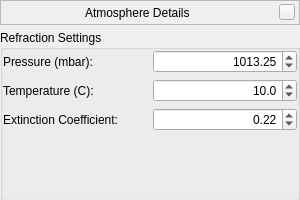
Above: src/gui/AtmosphereDialog.ui from 519984307/stellarium_src before the change. Below: the same form after it.
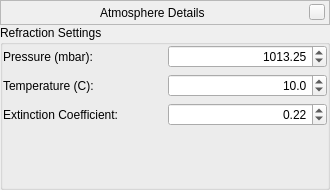
That is the form after the change. Custom widgets are drawn as their Qt base class.

Commit message: AtmosphereDialog.ui: automatic resizing and better initial size

Patch:
```diff
--- a/src/gui/AtmosphereDialog.ui
+++ b/src/gui/AtmosphereDialog.ui
@@ -6,19 +6,19 @@
    <rect>
     <x>0</x>
     <y>0</y>
-    <width>300</width>
-    <height>200</height>
+    <width>330</width>
+    <height>190</height>
    </rect>
   </property>
+  <layout class="QVBoxLayout" name="verticalLayout">
+   <property name="spacing">
+    <number>0</number>
+   </property>
+   <property name="margin">
+    <number>0</number>
+   </property>
+   <item>
   <widget class="BarFrame" name="TitleBar">
-   <property name="geometry">
-    <rect>
-     <x>0</x>
-     <y>0</y>
-     <width>300</width>
-     <height>25</height>
-    </rect>
-   </property>
    <property name="minimumSize">
     <size>
      <width>16</width>
@@ -114,15 +114,9 @@
     </item>
    </layout>
   </widget>
+   </item>
+   <item>
   <widget class="QGroupBox" name="atmosphereGroupBox">
-   <property name="geometry">
-    <rect>
-     <x>0</x>
-     <y>30</y>
-     <width>300</width>
-     <height>171</height>
-    </rect>
-   </property>
    <property name="title">
     <string>Refraction Settings</string>
    </property>
@@ -233,7 +227,7 @@
       </property>
       <property name="sizeHint" stdset="0">
        <size>
-        <width>20</width>
+          <width>0</width>
         <height>0</height>
        </size>
       </property>
@@ -241,6 +235,8 @@
     </item>
    </layout>
   </widget>
+   </item>
+  </layout>
  </widget>
  <customwidgets>
   <customwidget>
```
Lines whose indentation alone changed are shown as unchanged.
